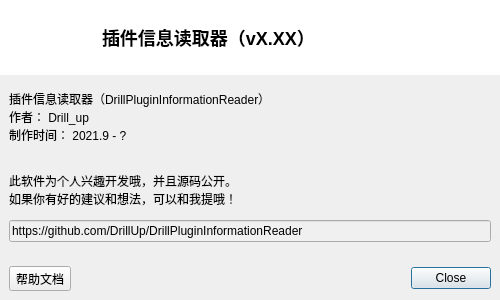
DrillUp/DrillPluginInformationReader, file DrillPluginInformationReader/Source/MainModule/about/w_SoftwareAbout.ui: the form before one commit.
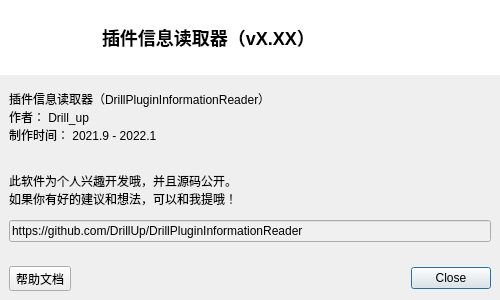
The form after the commit. Icons and pictures are not drawn.

```diff
--- a/DrillPluginInformationReader/Source/MainModule/about/w_SoftwareAbout.ui
+++ b/DrillPluginInformationReader/Source/MainModule/about/w_SoftwareAbout.ui
@@ -175,7 +175,7 @@
            <property name="text">
             <string>插件信息读取器（DrillPluginInformationReader）
 作者： Drill_up
-制作时间： 2021.9 - ?
+制作时间： 2021.9 - 2022.1
 
 
 此软件为个人兴趣开发哦，并且源码公开。
```
